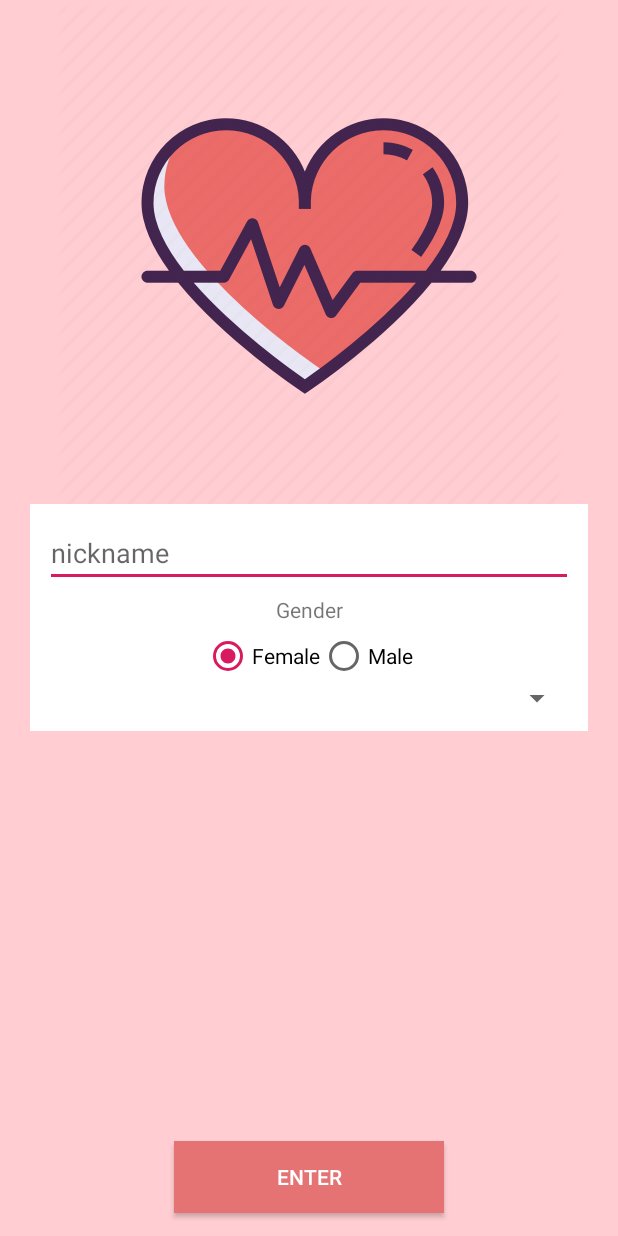
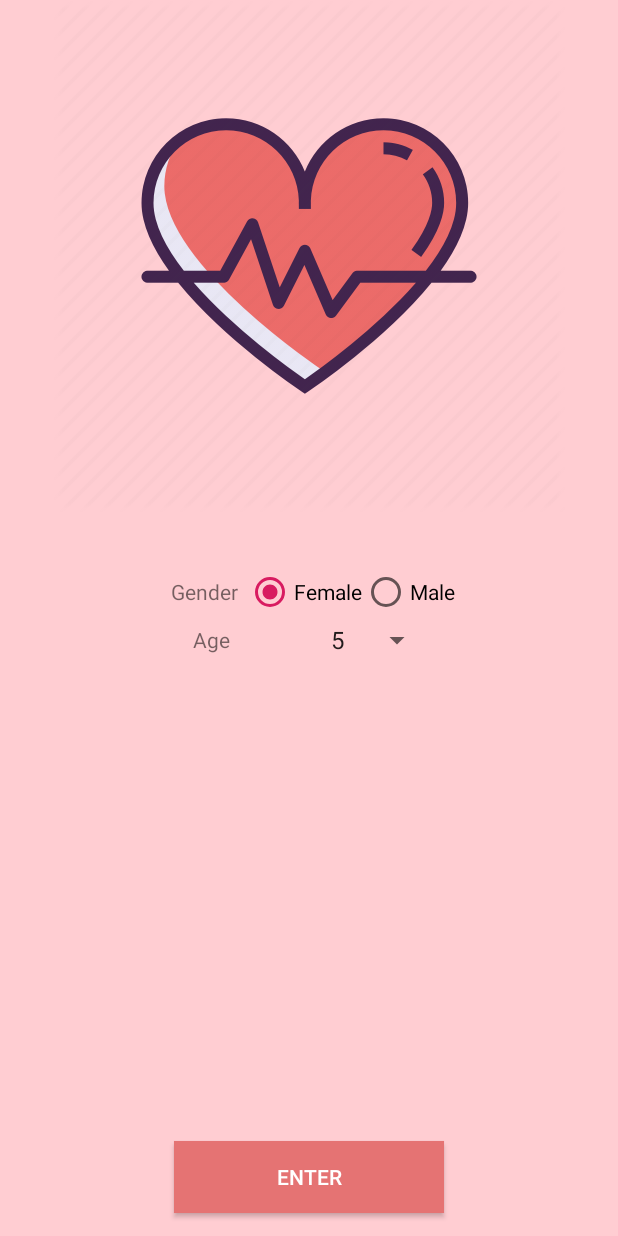
Before and after one commit to pyeongho/SignalCatcher-Android, an Android app: the screen it shows after launch (UserInfoActivity), on a phone screen of 412 x 824 dp. Run offline under Robolectric (Android 15) with nearby library versions, the phone set to English and light mode, and no system bars.

Commit message:
닉네임 제거 및 age spinner 연동

```diff
--- a/app/src/main/java/com/example/signalcatcher/MainActivity.kt
+++ b/app/src/main/java/com/example/signalcatcher/MainActivity.kt
@@ -11,10 +11,10 @@ class MainActivity : AppCompatActivity() {
         super.onCreate(savedInstanceState)
         setContentView(R.layout.activity_main)
 
-        button.setOnClickListener {
-            val nextIntent = Intent(this, ListActivity::class.java)
-            startActivity(nextIntent)
-            finish()
-        }
+//        button.setOnClickListener {
+//            val nextIntent = Intent(this, ListActivity::class.java)
+//            startActivity(nextIntent)
+//            finish()
+//        }
     }
 }
--- a/app/src/main/java/com/example/signalcatcher/UserInfoActivity.kt
+++ b/app/src/main/java/com/example/signalcatcher/UserInfoActivity.kt
@@ -8,6 +8,7 @@ import android.widget.Button
 import android.widget.RadioButton
 import android.widget.RadioGroup
 import android.widget.Toast
+import android.widget.*
 
 class UserInfoActivity : AppCompatActivity(), View.OnClickListener {
 
@@ -28,14 +29,35 @@ class UserInfoActivity : AppCompatActivity(), View.OnClickListener {
 
             Toast.makeText(this@UserInfoActivity, "You selected "
                     +radioButton.text, Toast.LENGTH_LONG).show()
-
-
         }
         buttonEnter.setOnClickListener(this)
+
+        val ages = resources.getStringArray(R.array.ages)
+        val ageSpinner = findViewById<Spinner>(R.id.ageSpinner)
+
+        if (ageSpinner != null) {
+            val ageAdapter = ArrayAdapter(this,
+                android.R.layout.simple_spinner_item, ages)
+            ageSpinner.adapter = ageAdapter
+
+            ageSpinner.onItemSelectedListener = object :
+                AdapterView.OnItemSelectedListener {
+                override fun onItemSelected(parent: AdapterView<*>,
+                                            view: View, position: Int, id: Long) {
+                Toast.makeText(this@UserInfoActivity,
+                    getString(R.string.selected_item) + " " +
+                            "" + ages[position], Toast.LENGTH_SHORT).show()
+                }
+
+                override fun onNothingSelected(parent: AdapterView<*>) {
+                    // write code to perform some action
+                }
+            }
+        }
     }
 
     override fun onClick(view: View?) {
-        intent = Intent(this, MainActivity::class.java)
+        intent = Intent(this, ListActivity::class.java)
         // start your next activity
         startActivity(intent)
 
--- a/app/src/main/res/layout/activity_user_info.xml
+++ b/app/src/main/res/layout/activity_user_info.xml
@@ -20,31 +20,31 @@
         android:layout_marginLeft="20dp"
         android:layout_marginRight="20dp"
         android:background="@color/colorFormBackground"
+        android:backgroundTint="#00FFFFFF"
         android:orientation="vertical"
         android:padding="10dp">
 
-        <EditText
-            android:id="@+id/editNickName"
+        <LinearLayout
+            android:id="@+id/genderLayout"
             android:layout_width="match_parent"
-            android:layout_height="wrap_content"
-            android:drawablePadding="5dp"
-            android:hint="nickname" />
+            android:layout_height="match_parent"
+            android:gravity="center"
+            android:orientation="horizontal">
 
             <TextView
                 android:id="@+id/textGender"
-            android:layout_width="match_parent"
+                android:layout_width="wrap_content"
                 android:layout_height="wrap_content"
+                android:padding="5dp"
                 android:text="Gender"
-            android:textAlignment="center"
-            android:padding="5dp" />
+                android:textAlignment="center" />
 
             <RadioGroup
                 android:id="@+id/radioGender"
-            android:layout_width="match_parent"
+                android:layout_width="wrap_content"
                 android:layout_height="match_parent"
                 android:gravity="center"
-            android:orientation="horizontal"
-            >
+                android:orientation="horizontal">
 
                 <RadioButton
                     android:id="@+id/radioFemale"
@@ -58,13 +58,37 @@
                     android:layout_width="wrap_content"
                     android:layout_height="wrap_content"
                     android:text="Male" />
+
             </RadioGroup>
+        </LinearLayout>
+
+        <LinearLayout
+            android:id="@+id/ageLayout"
+            android:layout_width="match_parent"
+            android:layout_height="match_parent"
+            android:gravity="center"
+            android:orientation="horizontal">
+
+            <TextView
+                android:id="@+id/ageText"
+                android:layout_width="wrap_content"
+                android:layout_height="wrap_content"
+                android:padding="5dp"
+                android:text="Age"
+                android:textAlignment="center" />
 
             <Spinner
-            android:layout_width="match_parent"
+                android:id="@+id/ageSpinner"
+                android:layout_width="80dp"
                 android:layout_height="wrap_content"
+                android:layout_marginLeft="50dp"
+                android:layout_marginTop="5dp"
+                android:layout_marginBottom="5dp"
                 android:autofillHints="Age"
-            ></Spinner>
+                android:dropDownWidth="match_parent"
+                android:spinnerMode="dropdown"
+                android:textAlignment="center"></Spinner>
+        </LinearLayout>
 
     </LinearLayout>
 
--- a/app/src/main/res/values/arrays.xml
+++ b/app/src/main/res/values/arrays.xml
@@ -1,9 +1,5 @@
 <?xml version="1.0" encoding="utf-8"?>
 <resources>
-    <string-array name="sexs">
-        <item>남자</item>
-        <item>여자</item>
-    </string-array>
     <string-array name="ages">
         <item>5</item>
         <item>6</item>
--- a/app/src/main/res/values/strings.xml
+++ b/app/src/main/res/values/strings.xml
@@ -1,3 +1,4 @@
 <resources>
     <string name="app_name">SignalCatcher</string>
+    <string name="selected_item">Selected item: </string>
 </resources>
```
Lines whose indentation alone changed are shown as unchanged.
